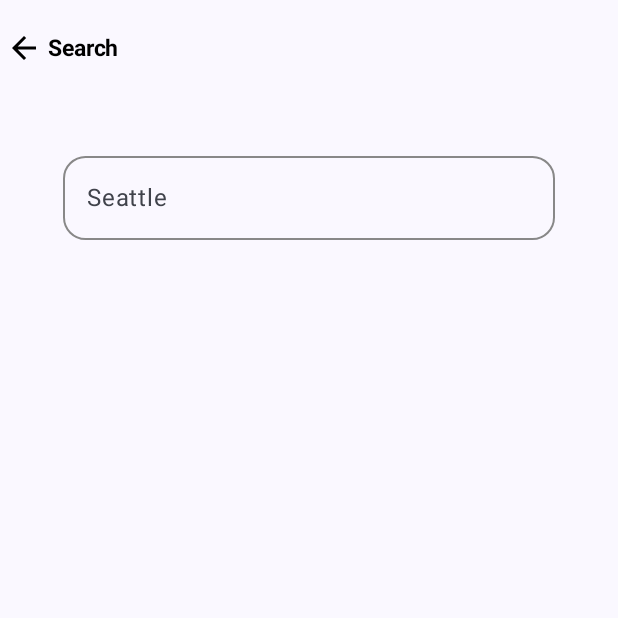
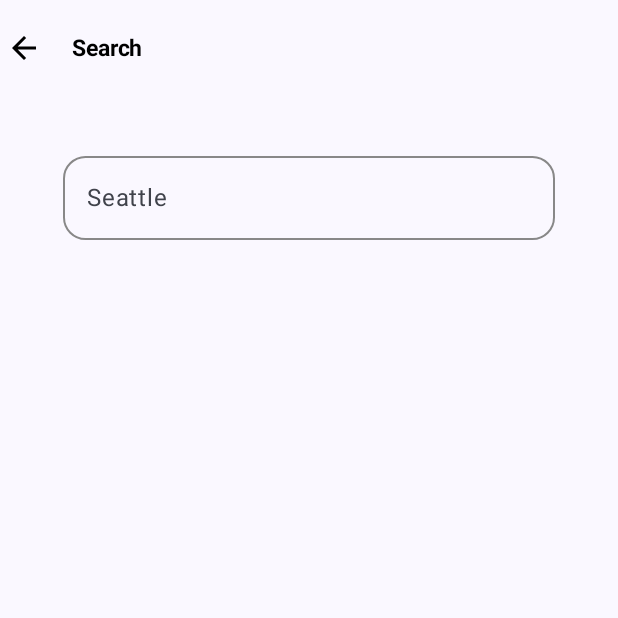
Before and after one commit to JohanLiebert66/JetWeatherForecast, an Android app built with Jetpack Compose: the SearchScreen screen opened through its navigation route, on a phone screen of 412 x 824 dp, the top half of it. Run offline under Robolectric (Android 15) with nearby library versions, the phone set to English and light mode, and no system bars; our stand-ins replace Dagger/Hilt's generated code; pictures from the network do not load.

Commit message:
So far, finished some modifiers and adding Toast message when adding favorites

```diff
--- a/app/src/main/java/com/example/jetweatherforecast/screens/main/MainScreen.kt
+++ b/app/src/main/java/com/example/jetweatherforecast/screens/main/MainScreen.kt
@@ -104,6 +104,7 @@ fun MainContent(data: Weather, isImperial: Boolean) {
         horizontalAlignment = Alignment.CenterHorizontally) {
 
         Text(text = formatDate(weatherItem.dt), // Wed Nov 30
+
             style = MaterialTheme.typography.headlineSmall,
             color = Color.Black,
             textAlign = TextAlign.Center,
--- a/app/src/main/java/com/example/jetweatherforecast/widgets/WeatherAppBar.kt
+++ b/app/src/main/java/com/example/jetweatherforecast/widgets/WeatherAppBar.kt
@@ -90,6 +90,7 @@ fun WeatherAppBar(
         modifier = Modifier.background(Color.Gray),
         title = {
             Text(text = title,
+                modifier = Modifier.padding(start = 16.dp),
                 color = Color.Black,
                 style = TextStyle(fontWeight = FontWeight.Bold,
                     fontSize = 15.sp))
@@ -132,6 +133,7 @@ fun WeatherAppBar(
                     Icon(imageVector = Icons.Default.Favorite,
                         contentDescription = "Favorite icon",
                         modifier = Modifier
+                            .padding(start = 8.dp)
                             .scale(0.9f)
                             .clickable {
                                 val dataList = title.split(",")
```
